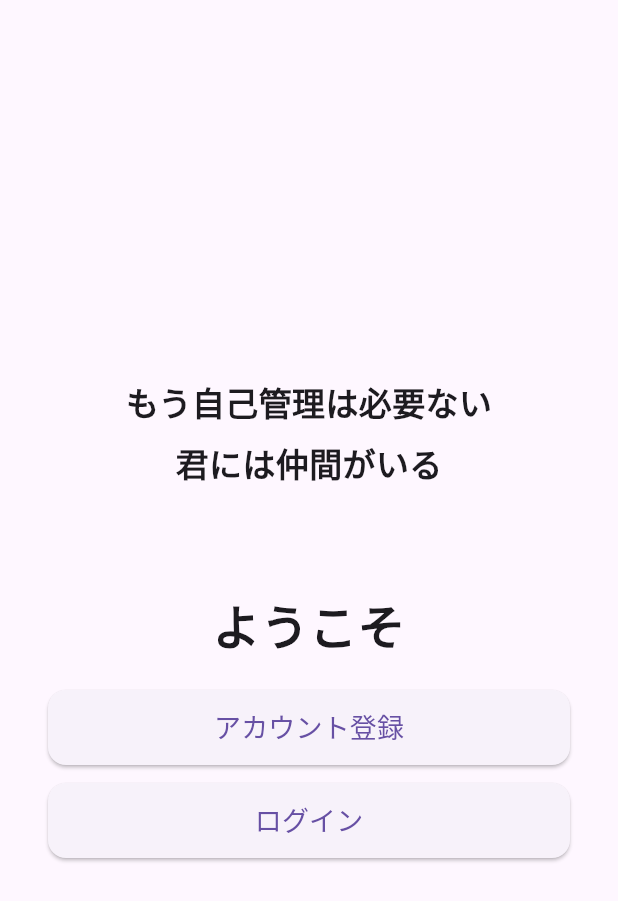
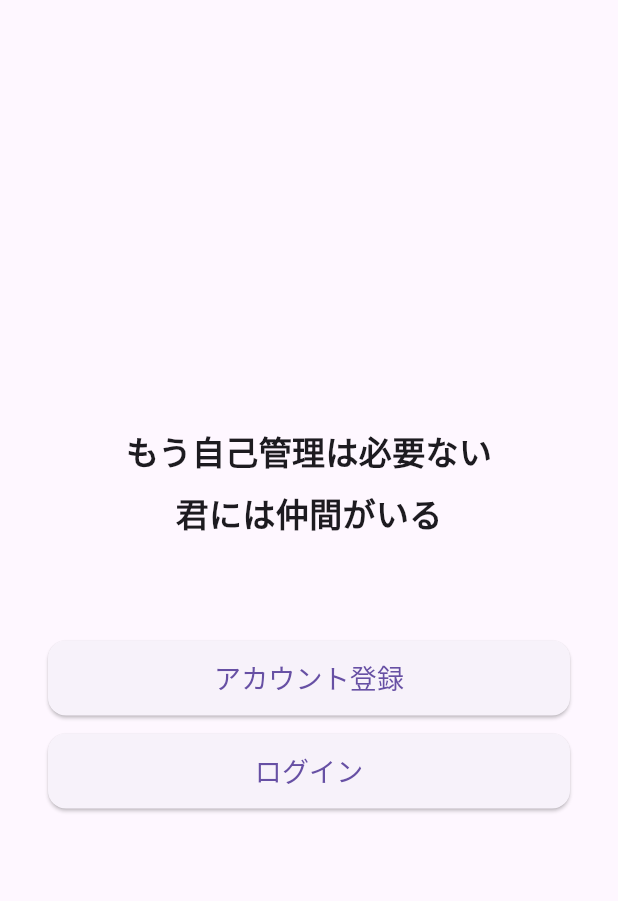
Before and after one commit to Haruki1090/benesse_hackathon_2024_08, a Flutter app: the screen it shows after launch, on a phone screen of 412 x 824 dp. Shown: the top 901 px of the screen. Run offline on Flutter 3.47's test engine with Material 3 defaults, Android fonts, the phone set to English and light mode, and no system bars; our stand-ins replace cloud_firestore, firebase_auth, firebase_core, flutter_riverpod, freezed_annotation; accounts and stored records are empty.

Commit message:
UI改善

```diff
--- a/lib/auth_gate.dart
+++ b/lib/auth_gate.dart
@@ -64,14 +64,6 @@ class LoginPage extends StatelessWidget {
                   ),
                 ),
                 const SizedBox(height: 70),
-                const Text(
-                  'ようこそ',
-                  style: TextStyle(
-                    fontSize: 32,
-                    fontWeight: FontWeight.bold,
-                  ),
-                ),
-                const SizedBox(height: 20),
                 ElevatedButton(
                   style: ElevatedButton.styleFrom(
                     minimumSize: const Size.fromHeight(50),
```
